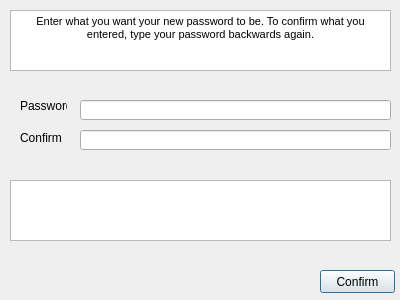
This is qt/createpassword.ui in python-discord/code-jam-4 as Qt 5 draws it before an edit. The edited form follows.
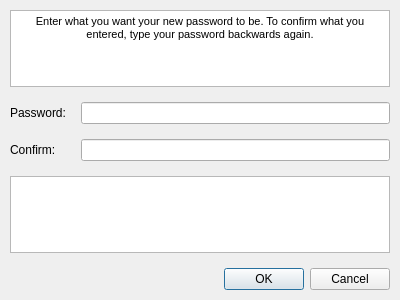
This is the edited form.

Commit message:
Refactor CreatePassword dialogue
* Use a form layout
* Rename widgets
* Replace the confirm button with a QDialogButtonBox
* Replace display() with open() and exec_() overrides
* Split some behaviour of check() into an override of done()
    * Make check() private
    * Return error messages in check()
    * Set the password and error message in done()
* Clear the inputs and error messages before closing
* Rely on checking result to exit instead of exiting within the class

```diff
--- a/qt/createpassword.ui
+++ b/qt/createpassword.ui
@@ -10,17 +10,44 @@
     <height>300</height>
    </rect>
   </property>
+  <property name="minimumSize">
+   <size>
+    <width>400</width>
+    <height>300</height>
+   </size>
+  </property>
   <property name="windowTitle">
    <string>Form</string>
   </property>
-  <widget class="QTextBrowser" name="textBrowser">
-   <property name="geometry">
-    <rect>
-     <x>10</x>
-     <y>10</y>
-     <width>381</width>
-     <height>61</height>
-    </rect>
+  <property name="modal">
+   <bool>true</bool>
+  </property>
+  <layout class="QFormLayout" name="formLayout">
+   <property name="horizontalSpacing">
+    <number>15</number>
+   </property>
+   <property name="verticalSpacing">
+    <number>15</number>
+   </property>
+   <property name="leftMargin">
+    <number>10</number>
+   </property>
+   <property name="topMargin">
+    <number>10</number>
+   </property>
+   <property name="rightMargin">
+    <number>10</number>
+   </property>
+   <property name="bottomMargin">
+    <number>10</number>
+   </property>
+   <item row="0" column="0" colspan="2">
+    <widget class="QTextBrowser" name="instructions">
+     <property name="sizePolicy">
+      <sizepolicy hsizetype="Expanding" vsizetype="Expanding">
+       <horstretch>0</horstretch>
+       <verstretch>0</verstretch>
+      </sizepolicy>
    </property>
    <property name="html">
     <string>&lt;!DOCTYPE HTML PUBLIC &quot;-//W3C//DTD HTML 4.0//EN&quot; &quot;http://www.w3.org/TR/REC-html40/strict.dtd&quot;&gt;
@@ -30,80 +57,43 @@
 &lt;p align=&quot;center&quot; style=&quot; margin-top:0px; margin-bottom:0px; margin-left:0px; margin-right:0px; -qt-block-indent:0; text-indent:0px;&quot;&gt;Enter what you want your new password to be. To confirm what you entered, type your password backwards again.&lt;/p&gt;&lt;/body&gt;&lt;/html&gt;</string>
    </property>
   </widget>
+   </item>
+   <item row="1" column="0">
+    <widget class="QLabel" name="password_label">
+     <property name="text">
+      <string>Password:</string>
+     </property>
+     <property name="margin">
+      <number>4</number>
+     </property>
+    </widget>
+   </item>
+   <item row="1" column="1">
   <widget class="QLineEdit" name="password">
-   <property name="geometry">
-    <rect>
-     <x>80</x>
-     <y>100</y>
-     <width>311</width>
-     <height>20</height>
-    </rect>
-   </property>
    <property name="echoMode">
     <enum>QLineEdit::Password</enum>
    </property>
   </widget>
+   </item>
+   <item row="2" column="0">
+    <widget class="QLabel" name="confirm_label">
+     <property name="text">
+      <string>Confirm:</string>
+     </property>
+     <property name="margin">
+      <number>4</number>
+     </property>
+    </widget>
+   </item>
+   <item row="2" column="1">
   <widget class="QLineEdit" name="confirm_password">
-   <property name="geometry">
-    <rect>
-     <x>80</x>
-     <y>130</y>
-     <width>311</width>
-     <height>20</height>
-    </rect>
-   </property>
    <property name="echoMode">
     <enum>QLineEdit::Password</enum>
    </property>
   </widget>
-  <widget class="QLabel" name="label_2">
-   <property name="geometry">
-    <rect>
-     <x>20</x>
-     <y>122</y>
-     <width>47</width>
-     <height>31</height>
-    </rect>
-   </property>
-   <property name="text">
-    <string>Confirm</string>
-   </property>
-  </widget>
-  <widget class="QLabel" name="label_3">
-   <property name="geometry">
-    <rect>
-     <x>20</x>
-     <y>90</y>
-     <width>47</width>
-     <height>31</height>
-    </rect>
-   </property>
-   <property name="text">
-    <string>Password</string>
-   </property>
-  </widget>
-  <widget class="QPushButton" name="confirm_button">
-   <property name="geometry">
-    <rect>
-     <x>320</x>
-     <y>270</y>
-     <width>75</width>
-     <height>23</height>
-    </rect>
-   </property>
-   <property name="text">
-    <string>Confirm</string>
-   </property>
-  </widget>
+   </item>
+   <item row="3" column="0" colspan="2">
   <widget class="QTextBrowser" name="error_message">
-   <property name="geometry">
-    <rect>
-     <x>10</x>
-     <y>180</y>
-     <width>381</width>
-     <height>61</height>
-    </rect>
-   </property>
    <property name="html">
     <string>&lt;!DOCTYPE HTML PUBLIC &quot;-//W3C//DTD HTML 4.0//EN&quot; &quot;http://www.w3.org/TR/REC-html40/strict.dtd&quot;&gt;
 &lt;html&gt;&lt;head&gt;&lt;meta name=&quot;qrichtext&quot; content=&quot;1&quot; /&gt;&lt;style type=&quot;text/css&quot;&gt;
@@ -112,6 +102,15 @@
 &lt;p align=&quot;center&quot; style=&quot;-qt-paragraph-type:empty; margin-top:0px; margin-bottom:0px; margin-left:0px; margin-right:0px; -qt-block-indent:0; text-indent:0px;&quot;&gt;&lt;br /&gt;&lt;/p&gt;&lt;/body&gt;&lt;/html&gt;</string>
    </property>
   </widget>
+   </item>
+   <item row="4" column="0" colspan="2">
+    <widget class="QDialogButtonBox" name="buttons">
+     <property name="standardButtons">
+      <set>QDialogButtonBox::Cancel|QDialogButtonBox::Ok</set>
+     </property>
+    </widget>
+   </item>
+  </layout>
  </widget>
  <resources/>
  <connections/>
```
Left out of the diff: 3 changed lines with no effect on the pictures. Lines whose indentation alone changed are shown as unchanged. The commit also changes 3 other files.
